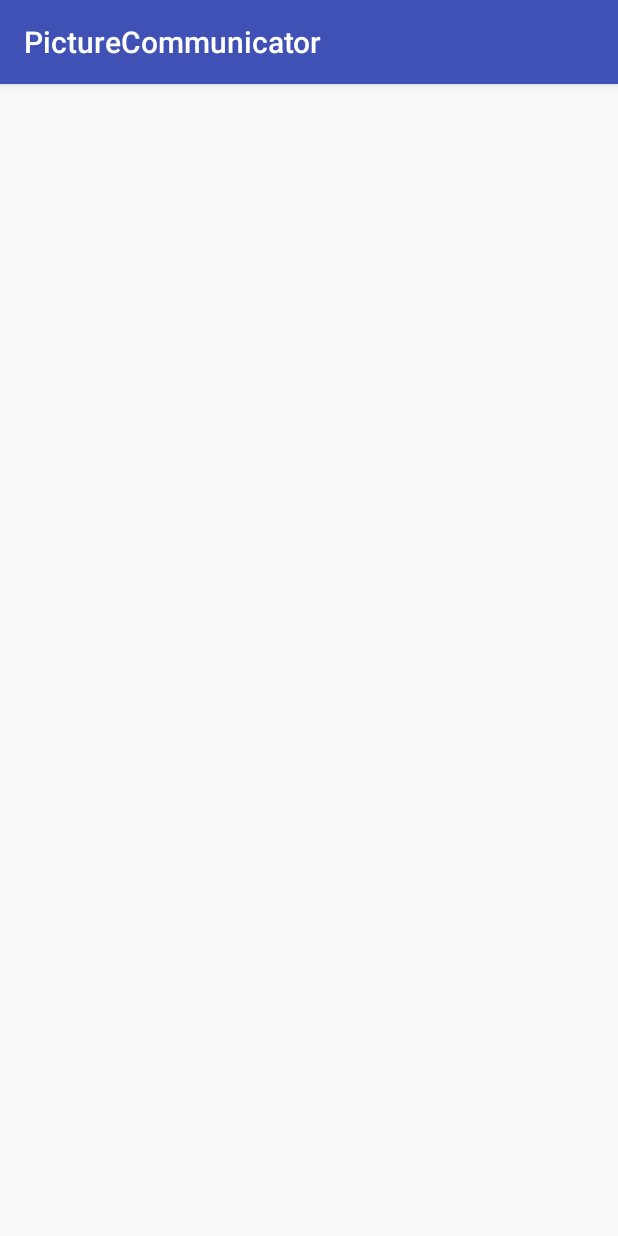
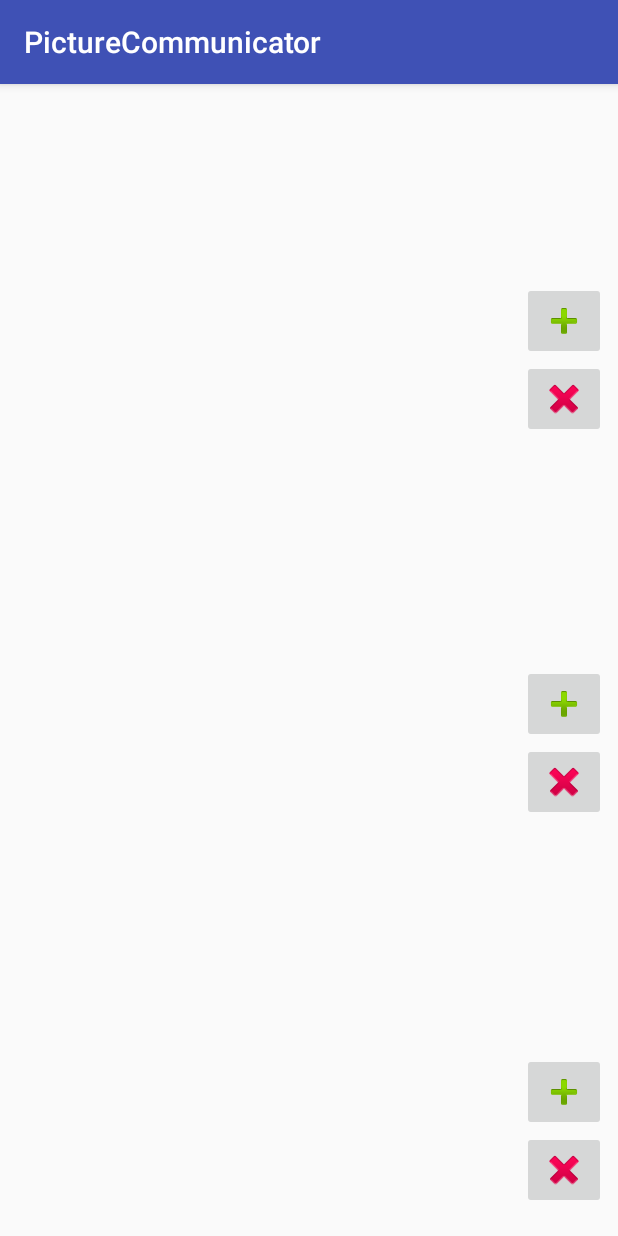
Before and after one commit to Tealfox64/PictureCommunicator, an Android app: the screen it shows after launch (MainActivity), on a phone screen of 412 x 824 dp. Run offline under Robolectric (Android 15) with nearby library versions, the light colour scheme and no system bars.

Commit message:
Rough menu. Have some ideas for changing aesthetics. Will review tomorrow

```diff
--- a/app/src/main/res/layout/activity_main.xml
+++ b/app/src/main/res/layout/activity_main.xml
@@ -6,4 +6,94 @@
     android:layout_height="match_parent"
     tools:context="cs246.picturecommunicator.MainActivity">
 
+    <LinearLayout
+        android:id="@+id/request3"
+        android:layout_width="0dp"
+        android:layout_height="139dp"
+        android:layout_marginBottom="8dp"
+        android:layout_marginEnd="8dp"
+        android:layout_marginStart="8dp"
+        android:orientation="vertical"
+        app:layout_constraintBottom_toBottomOf="parent"
+        app:layout_constraintEnd_toEndOf="parent"
+        app:layout_constraintHorizontal_bias="0.0"
+        app:layout_constraintStart_toStartOf="parent">
+
+        <ImageButton
+            android:id="@+id/imageButton5"
+            android:layout_width="wrap_content"
+            android:layout_height="wrap_content"
+            android:layout_gravity="right"
+            android:layout_marginTop="25dp"
+            app:srcCompat="@android:drawable/ic_input_add" />
+
+        <ImageButton
+            android:id="@+id/imageButton6"
+            android:layout_width="wrap_content"
+            android:layout_height="wrap_content"
+            android:layout_gravity="right"
+            app:srcCompat="@android:drawable/ic_delete" />
+    </LinearLayout>
+
+    <LinearLayout
+        android:id="@+id/request2"
+        android:layout_width="0dp"
+        android:layout_height="152dp"
+        android:layout_marginBottom="8dp"
+        android:layout_marginEnd="8dp"
+        android:layout_marginStart="8dp"
+        android:layout_marginTop="8dp"
+        android:orientation="vertical"
+        app:layout_constraintBottom_toTopOf="@+id/request3"
+        app:layout_constraintEnd_toEndOf="parent"
+        app:layout_constraintHorizontal_bias="0.0"
+        app:layout_constraintStart_toStartOf="parent"
+        app:layout_constraintTop_toBottomOf="@+id/request1">
+
+        <ImageButton
+            android:id="@+id/imageButton"
+            android:layout_width="wrap_content"
+            android:layout_height="wrap_content"
+            android:layout_gravity="right"
+            android:layout_marginTop="25dp"
+            app:srcCompat="@android:drawable/ic_input_add" />
+
+        <ImageButton
+            android:id="@+id/imageButton2"
+            android:layout_width="wrap_content"
+            android:layout_height="wrap_content"
+            android:layout_gravity="right"
+            app:srcCompat="@android:drawable/ic_delete" />
+    </LinearLayout>
+
+    <LinearLayout
+        android:id="@+id/request1"
+        android:layout_width="0dp"
+        android:layout_height="140dp"
+        android:layout_marginBottom="8dp"
+        android:layout_marginEnd="8dp"
+        android:layout_marginStart="8dp"
+        android:layout_marginTop="8dp"
+        android:orientation="vertical"
+        app:layout_constraintBottom_toTopOf="@+id/request2"
+        app:layout_constraintEnd_toEndOf="parent"
+        app:layout_constraintHorizontal_bias="0.0"
+        app:layout_constraintStart_toStartOf="parent"
+        app:layout_constraintTop_toTopOf="parent">
+
+        <ImageButton
+            android:id="@+id/imageButton3"
+            android:layout_width="wrap_content"
+            android:layout_height="wrap_content"
+            android:layout_gravity="right"
+            android:layout_marginTop="25dp"
+            app:srcCompat="@android:drawable/ic_input_add" />
+
+        <ImageButton
+            android:id="@+id/imageButton4"
+            android:layout_width="wrap_content"
+            android:layout_height="wrap_content"
+            android:layout_gravity="right"
+            app:srcCompat="@android:drawable/ic_delete" />
+    </LinearLayout>
 </android.support.constraint.ConstraintLayout>
```
